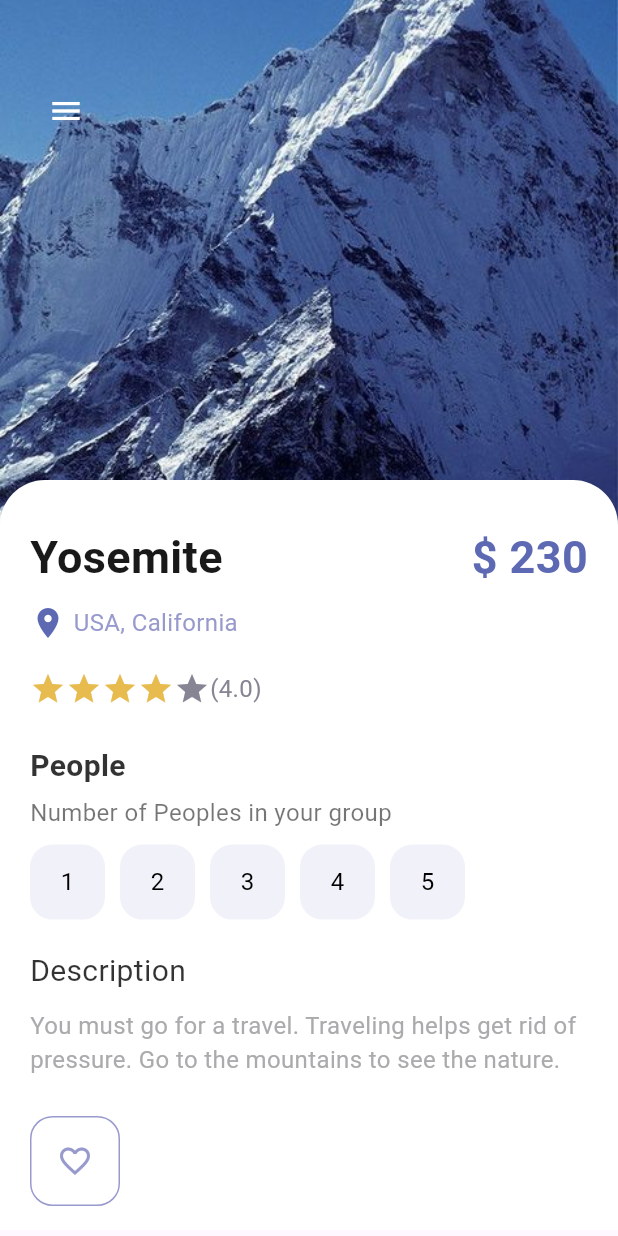
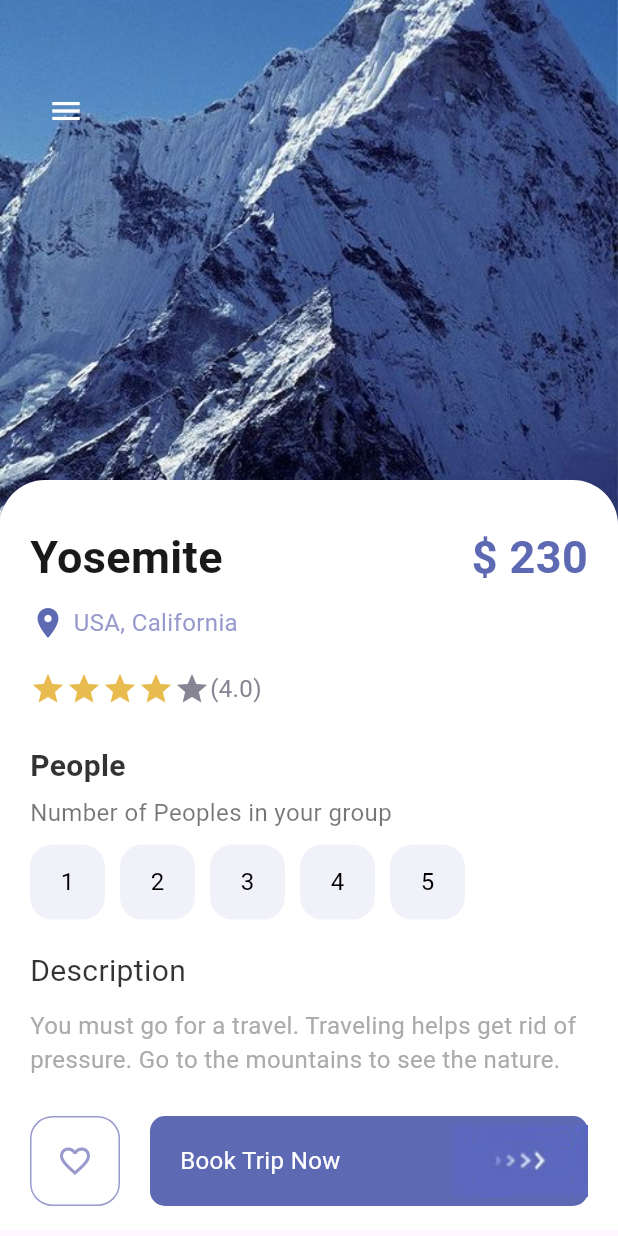
Before and after one commit to ArslanYousaf12/travel-app-flutter, a Flutter app: the screen it shows after launch, on a phone screen of 412 x 824 dp. Run offline on Flutter 3.47's test engine with Material 3 defaults, Android fonts, the phone set to English and light mode, and no system bars.

Commit message:
Add responsive button to DetailPage and adjust layout for better UI

```diff
--- a/lib/screens/detail_page.dart
+++ b/lib/screens/detail_page.dart
@@ -3,6 +3,7 @@ import 'package:travel_app/misc/colors.dart';
 import 'package:travel_app/widgets/app_button.dart';
 import 'package:travel_app/widgets/app_large_text.dart';
 import 'package:travel_app/widgets/app_text.dart';
+import 'package:travel_app/widgets/responsive_button.dart';
 
 class DetailPage extends StatefulWidget {
   const DetailPage({super.key});
@@ -166,6 +167,7 @@ class _DetailPageState extends State<DetailPage> {
             Positioned(
               bottom: 20,
               left: 20,
+              right: 20,
               child: Row(
                 children: [
                   AppButton(
@@ -176,6 +178,8 @@ class _DetailPageState extends State<DetailPage> {
                     isIcon: true,
                     icon: Icons.favorite_border,
                   ),
+                  SizedBox(width: 20),
+                  ResponsiveButton(isResponsive: true),
                 ],
               ),
             ),
--- a/lib/widgets/responsive_button.dart
+++ b/lib/widgets/responsive_button.dart
@@ -1,23 +1,41 @@
 import 'package:flutter/material.dart';
 import 'package:travel_app/misc/colors.dart';
+import 'package:travel_app/widgets/app_text.dart';
 
 class ResponsiveButton extends StatelessWidget {
-  const ResponsiveButton({super.key, this.width, this.isResponsive = false});
+  const ResponsiveButton({
+    super.key,
+    this.width = 120,
+    this.isResponsive = false,
+  });
   final bool isResponsive;
   final double? width;
 
   @override
   Widget build(BuildContext context) {
-    return Container(
-      width: width,
+    return Flexible(
+      child: Container(
+        width: isResponsive == true ? double.maxFinite : width,
         height: 60,
         decoration: BoxDecoration(
           borderRadius: BorderRadius.circular(10),
           color: AppColors.mainColor,
         ),
         child: Row(
-        mainAxisAlignment: MainAxisAlignment.center,
-        children: [Image.asset("assets/images/button-one.png")],
+          mainAxisAlignment:
+              isResponsive == true
+                  ? MainAxisAlignment.spaceBetween
+                  : MainAxisAlignment.center,
+          children: [
+            isResponsive == true
+                ? Container(
+                  margin: const EdgeInsets.only(left: 20),
+                  child: AppText(text: "Book Trip Now", color: Colors.white),
+                )
+                : Container(),
+            Image.asset("assets/images/button-one.png"),
+          ],
+        ),
       ),
     );
   }
```
Lines whose indentation alone changed are shown as unchanged.
